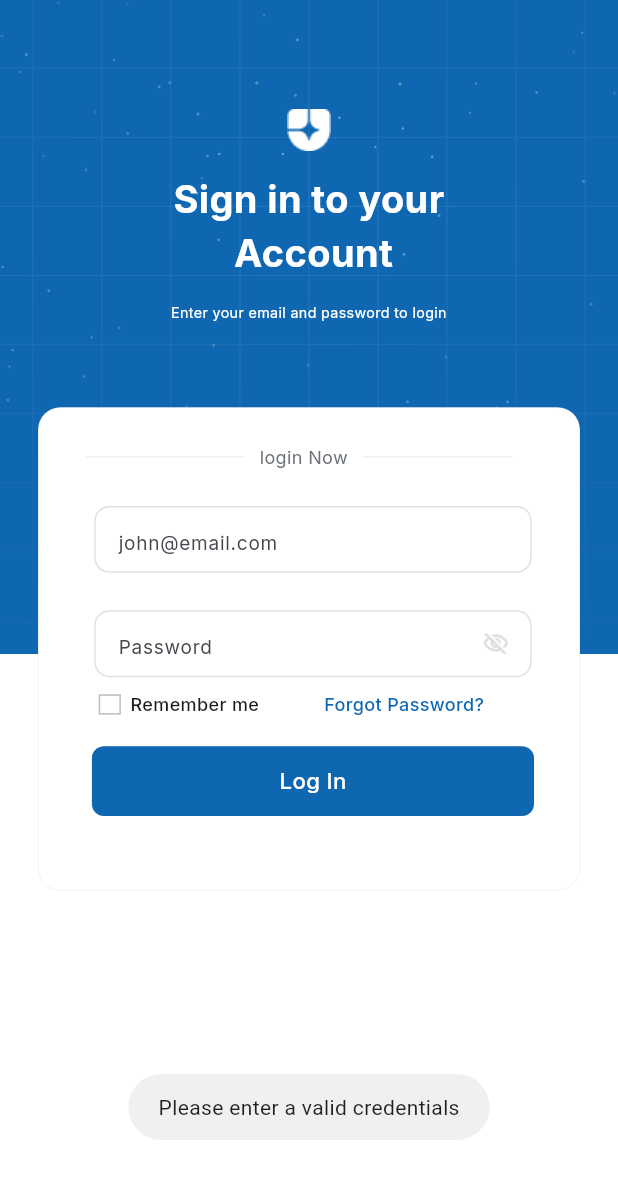
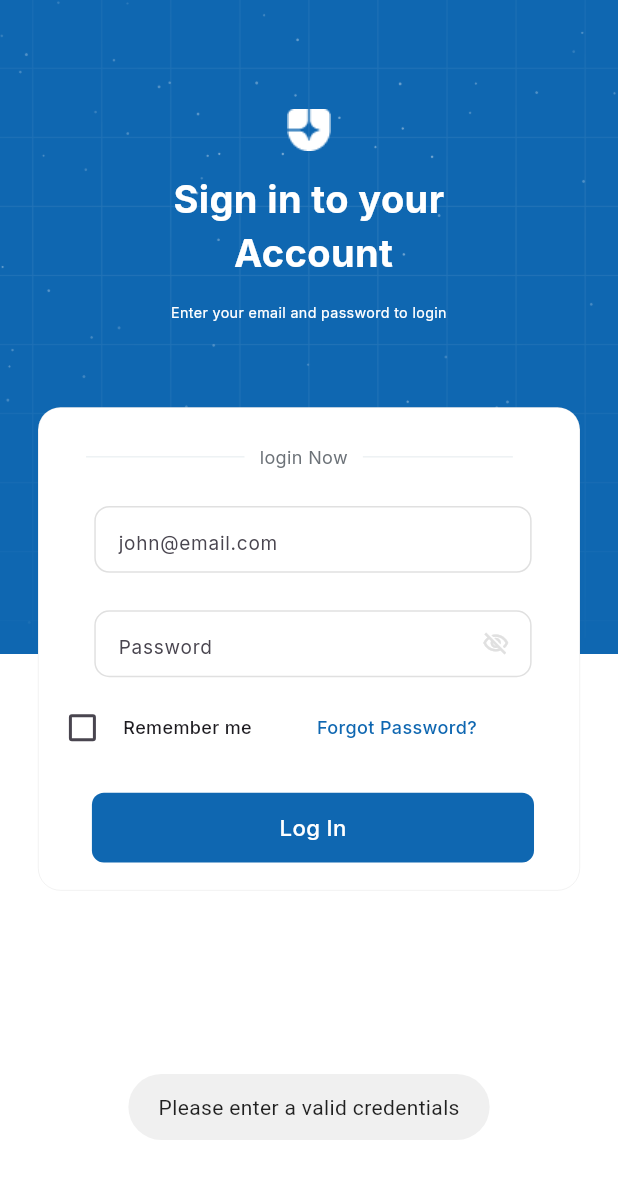
Before and after one commit to Sabari-nath-p/buspay_conductor, a Flutter app: the screen it shows after launch, after a tap on "Log In", on a phone screen of 412 x 824 dp. Shown: the top 1179 px of the screen. Run offline on Flutter 3.47's test engine with Material 3 defaults, Android fonts, the phone set to English and light mode, and no system bars; our stand-ins replace fl_chart, flutter_screenutil, fluttertoast, get, google_fonts, shared_preferences.

Commit message:
create conductor error

```diff
--- a/lib/Screens/AuthenticationScreen/AuthenticationScreen.dart
+++ b/lib/Screens/AuthenticationScreen/AuthenticationScreen.dart
@@ -15,7 +15,7 @@ class Authenticationscreen extends StatefulWidget {
 }
  AuthenticationController authctrl = Get.put(AuthenticationController()) ;
 class _AuthenticationscreenState extends State<Authenticationscreen> {
-
+  bool _remember=false;
   bool _obscureText=true;
   bool _toggle = true;
   @override
@@ -175,28 +175,14 @@ class _AuthenticationscreenState extends State<Authenticationscreen> {
                       ),
                       Row(
                         children: [
-                          GestureDetector(
-                            onTap: () {
-                              setState(() {
-                                _toggle=!_toggle;
-                              });
-                            },
-                            child: Container(
-                              width: 14.w,
-                              height: 14.h,
-                              alignment: Alignment.center,
-                              margin: EdgeInsets.only(
-                                left: 33.w,
-                                right: 3.w,
-                              ),
-                              decoration: BoxDecoration(
-                                  border: Border.all(
-                                      color: Colors.grey.shade400, width: 1)),
-                                      child: Icon(
-                                        _toggle?
-                                       null: Icons.check,size: 13.sp,),
-                            ),
-                          ),
+                Checkbox(value: _remember, onChanged: (bool? value){
+                  setState(() {
+                    _remember = value!;
+                  });
+                },
+                activeColor: Color(0xFF0F67B1),
+                checkColor: Colors.white,
+                ),
                           SizedBox(
                             width: 3.w,
                           ),
@@ -222,14 +208,18 @@ class _AuthenticationscreenState extends State<Authenticationscreen> {
                       ),
                       InkWell(
                         onTap: () {
-                         if(authctrl.emailController.text.isEmpty || authctrl.passwordController.text.isEmpty ){
+                         if(authctrl.emailController.text.isEmpty ){
+                          Fluttertoast.showToast(msg: "Please enter a valid credentials");
+                         }
+                         else if (authctrl.passwordController.text.isEmpty ){
                           Fluttertoast.showToast(msg: "Please enter a valid credentials");
                          }
                          else{
                           authctrl.loginSend();
                          }
                         },
-                        child: Container(
+                        child:
+                        Container(
                           width: 279.w,
                           height: 48.h,
                           margin: EdgeInsets.only(
@@ -248,7 +238,7 @@ class _AuthenticationscreenState extends State<Authenticationscreen> {
                                 color: Colors.white),
                           ),
                         ),
-                      ),
+                       ),
                     ],
                   )),
             ),
--- a/lib/Screens/AuthenticationScreen/controller.dart
+++ b/lib/Screens/AuthenticationScreen/controller.dart
@@ -21,10 +21,10 @@ class AuthenticationController extends GetxController{
     update();
     final Response = await post(Uri.parse(baseUrl+"/v1/auth/login"),headers: {
       "app-type":"conductor",
-      "content-Type" : "application/json"
+
     },
    body: {
-    "PhoneOrEmail" : emailController.text.trim(),
+    "email" : emailController.text.trim(),
     "password": passwordController.text.trim()
    }
     );
--- a/lib/main.dart
+++ b/lib/main.dart
@@ -7,6 +7,7 @@ import 'package:buspay_conductor/Screens/HomeScreen/HomeScreen.dart';
 
 import 'package:flutter/material.dart';
 import 'package:flutter_screenutil/flutter_screenutil.dart';
+import 'package:get/get.dart';
 import 'package:shared_preferences/shared_preferences.dart';
 
 String baseUrl = "http://api.buspay.co";
@@ -15,7 +16,7 @@ void main() async {
   await WidgetsFlutterBinding.ensureInitialized();
   SharedPreferences preferences = await SharedPreferences.getInstance();
    login = preferences.getString("LOGIN") ?? "";
-  runApp( buspay_conductor());
+  runApp( buspay_conductor(),);
 }
 
 class buspay_conductor extends StatelessWidget {
@@ -26,7 +27,7 @@ class buspay_conductor extends StatelessWidget {
   Widget build(BuildContext context) {
     return ScreenUtilInit(
       designSize: const Size(390, 850),
-      builder: (context, child) => MaterialApp(home: (login == "IN") ? HomeScreen(): Authenticationscreen()),
+      builder: (context, child) => GetMaterialApp(home: (login == "IN") ? HomeScreen(): Authenticationscreen()),
     );
   }
 }
```
Also changed, not shown: lib/Screens/HomeScreen/HomeScreen.dart (+41 -2 lines).
